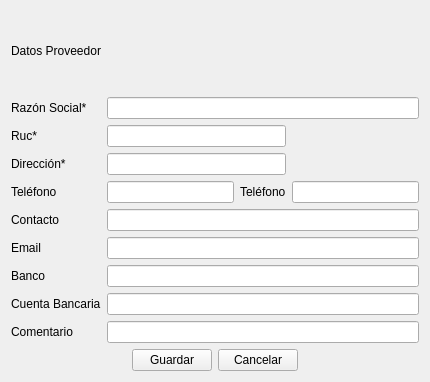
Before: the Qt Designer form compra/ui_datos_proveedor.ui in rodety/manager, drawn with Qt 5.
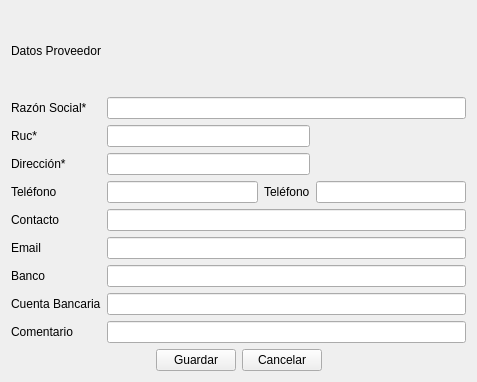
After: the same form once the commit is applied.

Patch:
```diff
--- a/compra/ui_datos_proveedor.ui
+++ b/compra/ui_datos_proveedor.ui
@@ -6,7 +6,7 @@
    <rect>
     <x>0</x>
     <y>0</y>
-    <width>430</width>
+    <width>477</width>
     <height>382</height>
    </rect>
   </property>
@@ -16,13 +16,6 @@
   <layout class="QGridLayout" name="gridLayout_2">
    <item row="0" column="0">
     <layout class="QGridLayout" name="gridLayout">
-     <item row="0" column="1">
-      <widget class="QLabel" name="label">
-       <property name="text">
-        <string>Datos Proveedor</string>
-       </property>
-      </widget>
-     </item>
      <item row="1" column="1">
       <widget class="QLabel" name="label_2">
        <property name="text">
@@ -167,6 +160,13 @@
        </item>
       </layout>
      </item>
+     <item row="0" column="1" colspan="2">
+      <widget class="QLabel" name="label">
+       <property name="text">
+        <string>Datos Proveedor</string>
+       </property>
+      </widget>
+     </item>
     </layout>
    </item>
   </layout>
```
